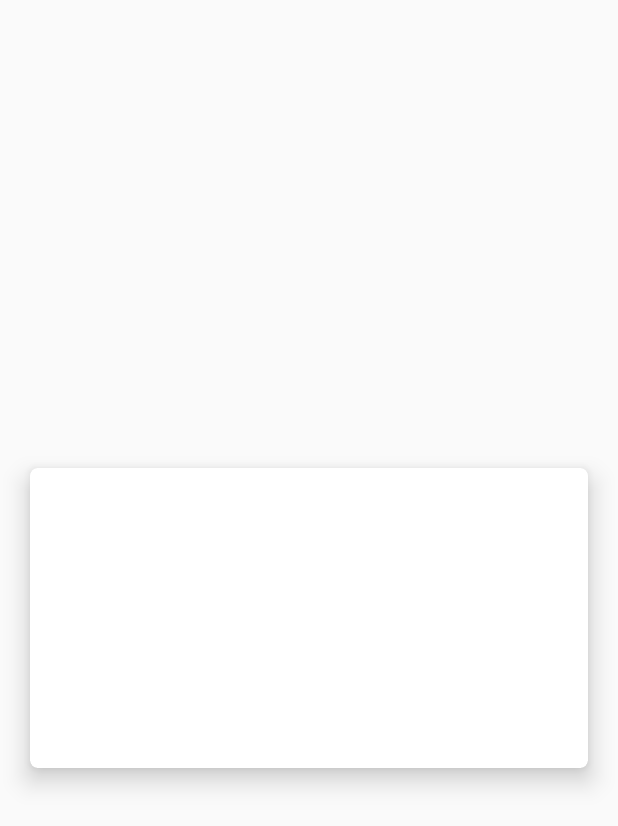
After one commit to Zoard/TesteHBSIS, an Android app: the layout item_weather_forecast.xml on its own in the app's theme, with its tools: preview values and no code run, on a phone screen of 412 x 824 dp. The commit adds this screen. Shown: the top 826 px of the screen. Run offline under Robolectric (Android 15) with nearby library versions, the phone set to English and light mode, and no system bars.

Commit message:
[work] Working on Layout and Last Activity

```diff
--- a/app/build.gradle
+++ b/app/build.gradle
@@ -17,7 +17,7 @@ android {
         }
     }
     dataBinding {
-        enabled=true
+        enabled = true
     }
     compileOptions {
         targetCompatibility JavaVersion.VERSION_1_8
--- a/app/src/main/AndroidManifest.xml
+++ b/app/src/main/AndroidManifest.xml
@@ -11,7 +11,8 @@
         android:roundIcon="@mipmap/ic_launcher_round"
         android:supportsRtl="true"
         android:theme="@style/AppTheme">
-        <activity android:name=".view.activity.AddNewCityActivity"></activity>
+        <activity android:name=".view.activity.WeatherForecastActivity"></activity>
+        <activity android:name=".view.activity.AddNewCityActivity" />
         <activity android:name=".view.activity.CurrentWeatherActivity">
             <intent-filter>
                 <action android:name="android.intent.action.MAIN" />
--- a/app/src/main/java/com/zoardgeocze/testehbsis/utils/Constants.java
+++ b/app/src/main/java/com/zoardgeocze/testehbsis/utils/Constants.java
@@ -15,6 +15,7 @@ public interface Constants {
     // INTENT REQUESTS
 
     public final String RESPONSE = "response";
+    public final String CITY = "city";
 
     public final int ADD_FORECAST = 101;
 }
--- a/app/src/main/java/com/zoardgeocze/testehbsis/view/adapter/CurrentWeatherViewHolder.java
+++ b/app/src/main/java/com/zoardgeocze/testehbsis/view/adapter/CurrentWeatherViewHolder.java
@@ -19,7 +19,7 @@ public class CurrentWeatherViewHolder extends RecyclerView.ViewHolder {
         super(itemCurrentWeatherBinding.currentWeatherItem);
         this.itemCurrentWeatherBinding = itemCurrentWeatherBinding;
         this.currentWeatherItemViewModel = new CurrentWeatherItemViewModel();
-        this.currentWeatherItemViewModel.init();
+        this.currentWeatherItemViewModel.init(itemView.getContext());
         this.itemCurrentWeatherBinding.setCurrentWeatherItemViewModel(this.currentWeatherItemViewModel);
     }
 
--- /dev/null
+++ b/app/src/main/res/layout/item_weather_forecast.xml
@@ -0,0 +1,55 @@
+<?xml version="1.0" encoding="utf-8"?>
+<layout xmlns:android="http://schemas.android.com/apk/res/android"
+    xmlns:tools="http://schemas.android.com/tools"
+    xmlns:card_view="http://schemas.android.com/apk/res-auto">
+
+    <!--<data>
+
+        <import type="android.view.View" />
+
+        <variable
+            name="currentWeatherItemViewModel"
+            type="com.zoardgeocze.testehbsis.viewModel.CurrentWeatherItemViewModel" />
+    </data>-->
+
+    <android.support.v7.widget.CardView
+        android:id="@+id/current_weather_item"
+        android:layout_width="match_parent"
+        android:layout_height="200dp"
+        android:layout_gravity="center"
+        android:layout_margin="20dp"
+        android:orientation="horizontal"
+        card_view:cardCornerRadius="5dp"
+        card_view:cardElevation="10dp">
+
+        <RelativeLayout
+            android:id="@+id/current_weather"
+            android:layout_width="match_parent"
+            android:layout_height="match_parent"
+            android:clickable="true"
+            android:foreground="?android:attr/selectableItemBackground">
+            <!--android:onClick="@{currentWeatherItemViewModel::onClickItem}"-->
+
+            <TextView
+                android:id="@+id/city_name"
+                android:layout_width="wrap_content"
+                android:layout_height="wrap_content"
+                android:layout_margin="20dp"
+                android:textSize="22sp"
+                tools:ignore="RtlCompat"/>
+                <!--android:text="@={currentWeatherItemViewModel.cityName}"-->
+
+            <TextView
+                android:id="@+id/city_temperature"
+                android:layout_width="wrap_content"
+                android:layout_height="wrap_content"
+                android:layout_below="@+id/city_name"
+                android:layout_margin="20dp"
+                android:textSize="12sp"/>
+                <!--android:text="@={currentWeatherItemViewModel.cityTemperature}"/>-->
+
+        </RelativeLayout>
+
+    </android.support.v7.widget.CardView>
+
+</layout>
--- a/app/src/main/res/values/colors.xml
+++ b/app/src/main/res/values/colors.xml
@@ -1,6 +1,6 @@
 <?xml version="1.0" encoding="utf-8"?>
 <resources>
-    <color name="colorPrimary">#3F51B5</color>
-    <color name="colorPrimaryDark">#303F9F</color>
-    <color name="colorAccent">#FF4081</color>
+    <color name="colorPrimary">#00c6fd</color>
+    <color name="colorPrimaryDark">#0081a5</color>
+    <color name="colorAccent">#FDAA00</color>
 </resources>
--- a/app/src/main/res/values/styles.xml
+++ b/app/src/main/res/values/styles.xml
@@ -8,4 +8,10 @@
         <item name="colorAccent">@color/colorAccent</item>
     </style>
 
+    <style name="CollapsingTextAppearance" parent="Base.TextAppearance.AppCompat.Widget.ActionBar.Title"/>
+
+    <style name="CollapsingTextAppearance.TitleSize" >
+        <item name="android:textSize">30sp</item>
+    </style>
+
 </resources>
```
Also changed, not shown: app/src/main/java/com/zoardgeocze/testehbsis/view/activity/WeatherForecastActivity.java (added, +45 -0 lines), app/src/main/java/com/zoardgeocze/testehbsis/viewModel/CurrentWeatherItemViewModel.java (+11 -1 lines), app/src/main/java/com/zoardgeocze/testehbsis/viewModel/WeatherForecastViewModel.java (added, +15 -0 lines), app/src/main/res/layout/activity_weather_forecast.xml (added, +87 -0 lines).
